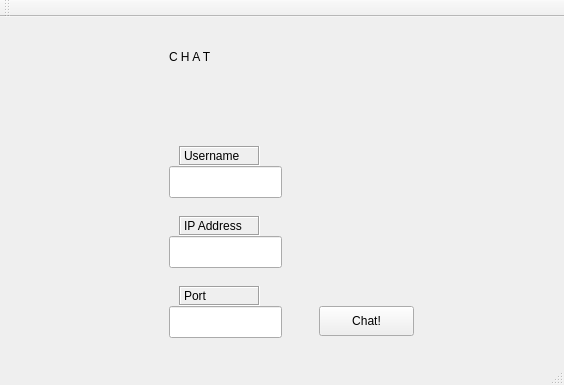
Qt form ClientUI-rev/Chat/chat.ui (Tmanthegamer/LinuxChatSystems) before a commit.
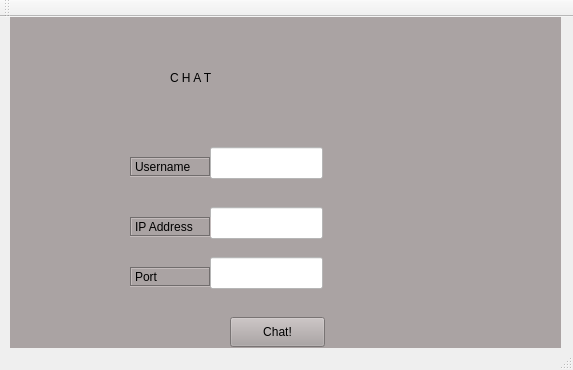
The same form after that commit.

```diff
--- a/ClientUI-rev/Chat/chat.ui
+++ b/ClientUI-rev/Chat/chat.ui
@@ -6,23 +6,29 @@
    <rect>
     <x>0</x>
     <y>0</y>
-    <width>564</width>
-    <height>385</height>
+    <width>573</width>
+    <height>370</height>
    </rect>
   </property>
   <property name="windowTitle">
    <string>Chat</string>
   </property>
+  <property name="styleSheet">
+   <string notr="true"/>
+  </property>
   <widget class="QWidget" name="centralWidget">
    <widget class="QStackedWidget" name="stackedWidget">
     <property name="geometry">
      <rect>
-      <x>9</x>
-      <y>-1</y>
-      <width>541</width>
-      <height>341</height>
+      <x>10</x>
+      <y>-10</y>
+      <width>551</width>
+      <height>371</height>
      </rect>
     </property>
+    <property name="styleSheet">
+     <string notr="true">background-color: rgb(170, 163, 163)</string>
+    </property>
     <property name="currentIndex">
      <number>0</number>
     </property>
@@ -30,25 +36,31 @@
      <widget class="QLineEdit" name="lineEdit_ip">
       <property name="geometry">
        <rect>
-        <x>160</x>
-        <y>220</y>
-        <width>113</width>
-        <height>32</height>
-       </rect>
-      </property>
-      <property name="text">
-       <string/>
-      </property>
-     </widget>
-     <widget class="QLabel" name="label_ip">
-      <property name="geometry">
-       <rect>
-        <x>170</x>
+        <x>200</x>
         <y>200</y>
+        <width>113</width>
+        <height>32</height>
+       </rect>
+      </property>
+      <property name="styleSheet">
+       <string notr="true">background-color: rgb(255, 255, 255)</string>
+      </property>
+      <property name="text">
+       <string/>
+      </property>
+     </widget>
+     <widget class="QLabel" name="label_ip">
+      <property name="geometry">
+       <rect>
+        <x>120</x>
+        <y>210</y>
         <width>81</width>
         <height>20</height>
        </rect>
       </property>
+      <property name="styleSheet">
+       <string notr="true">font: 11pt &quot;URW Gothic L&quot;;</string>
+      </property>
       <property name="frameShape">
        <enum>QFrame::Box</enum>
       </property>
@@ -62,8 +74,8 @@
      <widget class="QPushButton" name="pushButton_chat">
       <property name="geometry">
        <rect>
-        <x>310</x>
-        <y>290</y>
+        <x>220</x>
+        <y>310</y>
         <width>95</width>
         <height>30</height>
        </rect>
@@ -78,12 +90,15 @@
      <widget class="QLabel" name="label_username">
       <property name="geometry">
        <rect>
-        <x>170</x>
-        <y>130</y>
+        <x>120</x>
+        <y>150</y>
         <width>81</width>
         <height>20</height>
        </rect>
       </property>
+      <property name="styleSheet">
+       <string notr="true">font: 11pt &quot;URW Gothic L&quot;;</string>
+      </property>
       <property name="frameShape">
        <enum>QFrame::Box</enum>
       </property>
@@ -100,12 +115,15 @@
      <widget class="QLabel" name="label_port">
       <property name="geometry">
        <rect>
-        <x>170</x>
-        <y>270</y>
+        <x>120</x>
+        <y>260</y>
         <width>81</width>
         <height>20</height>
        </rect>
       </property>
+      <property name="styleSheet">
+       <string notr="true">font: 11pt &quot;URW Gothic L&quot;;</string>
+      </property>
       <property name="frameShape">
        <enum>QFrame::Box</enum>
       </property>
@@ -120,9 +138,9 @@
       <property name="geometry">
        <rect>
         <x>160</x>
-        <y>10</y>
+        <y>50</y>
         <width>321</width>
-        <height>61</height>
+        <height>41</height>
        </rect>
       </property>
       <property name="styleSheet">
@@ -135,12 +153,15 @@
      <widget class="QLineEdit" name="lineEdit_port">
       <property name="geometry">
        <rect>
-        <x>160</x>
-        <y>290</y>
+        <x>200</x>
+        <y>250</y>
         <width>113</width>
         <height>32</height>
        </rect>
       </property>
+      <property name="styleSheet">
+       <string notr="true">background-color: rgb(255, 255, 255)</string>
+      </property>
       <property name="text">
        <string/>
       </property>
@@ -148,12 +169,15 @@
      <widget class="QLineEdit" name="lineEdit_username">
       <property name="geometry">
        <rect>
-        <x>160</x>
-        <y>150</y>
+        <x>200</x>
+        <y>140</y>
         <width>113</width>
         <height>32</height>
        </rect>
       </property>
+      <property name="styleSheet">
+       <string notr="true">background-color: rgb(255, 255, 255)</string>
+      </property>
       <property name="text">
        <string/>
       </property>
```
Left out of the diff: 22 changed lines with no effect on the pictures.
